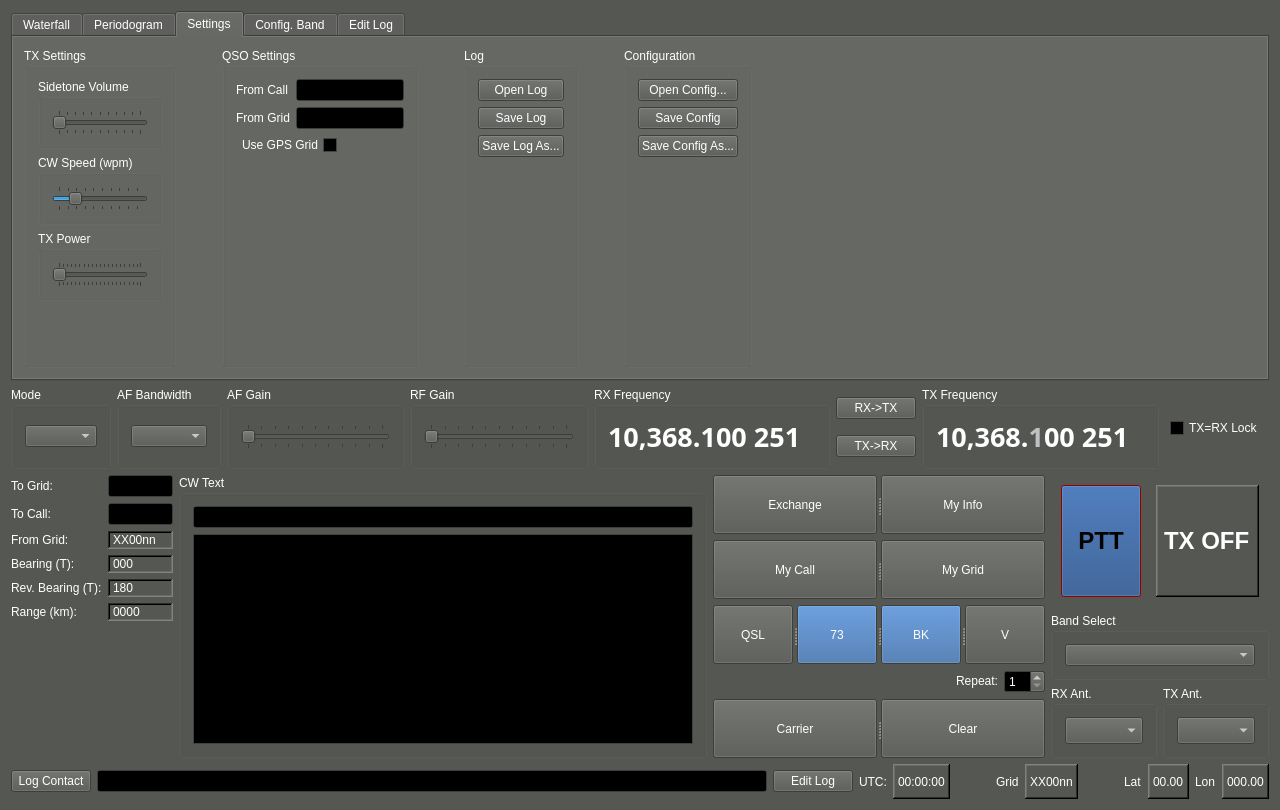
Above: qtgui/mainwindow.ui from kb1vc/SoDaRadio before the change. Below: the same form after it.
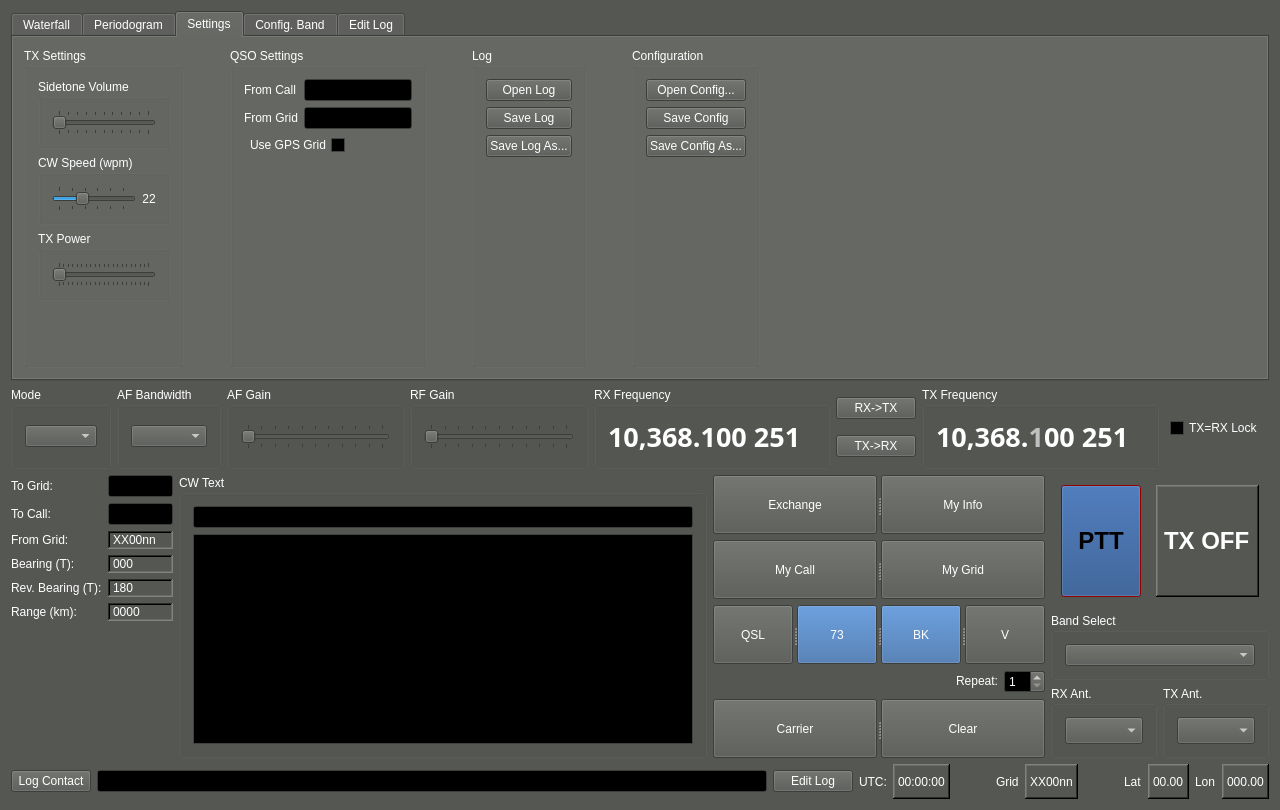
That is the form after the change. Custom widgets are drawn as their Qt base class.

Commit message: Added QSO buttons.   Bands and then Logging next.

```diff
--- a/qtgui/mainwindow.ui
+++ b/qtgui/mainwindow.ui
@@ -781,14 +781,14 @@
                <property name="title">
                 <string>CW Speed (wpm)</string>
                </property>
-               <layout class="QVBoxLayout" name="verticalLayout_13">
+               <layout class="QHBoxLayout" name="horizontalLayout_12" stretch="3,1">
                 <item>
                  <widget class="QSlider" name="CWSpeed_sli">
                   <property name="minimum">
                    <number>3</number>
                   </property>
                   <property name="maximum">
-                   <number>50</number>
+                   <number>30</number>
                   </property>
                   <property name="sliderPosition">
                    <number>12</number>
@@ -804,6 +804,22 @@
                   </property>
                  </widget>
                 </item>
+                <item>
+                 <widget class="QLabel" name="CWSpeed_lbl">
+                  <property name="sizePolicy">
+                   <sizepolicy hsizetype="Fixed" vsizetype="Preferred">
+                    <horstretch>0</horstretch>
+                    <verstretch>0</verstretch>
+                   </sizepolicy>
+                  </property>
+                  <property name="text">
+                   <string>22</string>
+                  </property>
+                  <property name="alignment">
+                   <set>Qt::AlignCenter</set>
+                  </property>
+                 </widget>
+                </item>
                </layout>
               </widget>
              </item>
```
Left out of the diff: 4 changed lines with no effect on the pictures. The commit also changes 3 other files.
